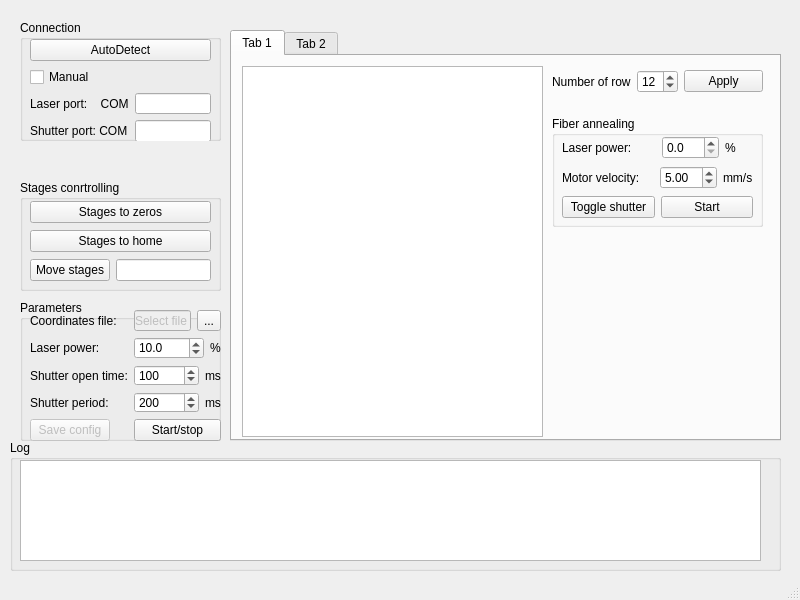
First picture: the form in ui/MainWindow.ui, repository al509/LabSoft, before the edit.
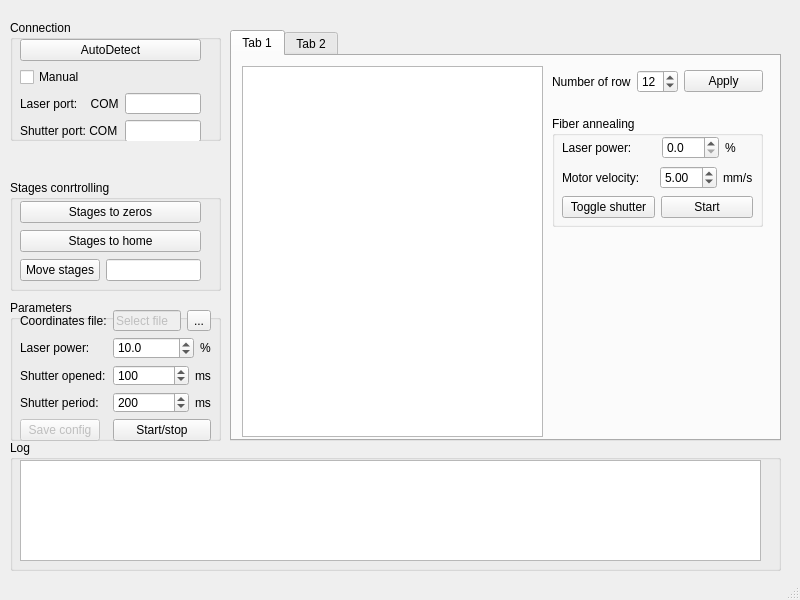
Second picture: the form after the edit.

Commit message: size fitting

```diff
--- a/ui/MainWindow.ui
+++ b/ui/MainWindow.ui
@@ -17,9 +17,9 @@
    <widget class="QGroupBox" name="ConnectionBox">
     <property name="geometry">
      <rect>
-      <x>20</x>
+      <x>10</x>
       <y>20</y>
-      <width>201</width>
+      <width>211</width>
       <height>121</height>
      </rect>
     </property>
@@ -130,9 +130,9 @@
    <widget class="QGroupBox" name="ParametersBox">
     <property name="geometry">
      <rect>
-      <x>20</x>
+      <x>10</x>
       <y>300</y>
-      <width>201</width>
+      <width>211</width>
       <height>141</height>
      </rect>
     </property>
@@ -231,7 +231,7 @@
       <item row="2" column="0">
        <widget class="QLabel" name="openTimeLabel">
         <property name="text">
-         <string>Shutter open time:</string>
+         <string>Shutter opened:</string>
         </property>
        </widget>
       </item>
@@ -503,9 +503,9 @@
    <widget class="QGroupBox" name="StagesConrtolBox">
     <property name="geometry">
      <rect>
-      <x>20</x>
+      <x>10</x>
       <y>180</y>
-      <width>201</width>
+      <width>211</width>
       <height>111</height>
      </rect>
     </property>
```
The commit also changes 1 other file.
